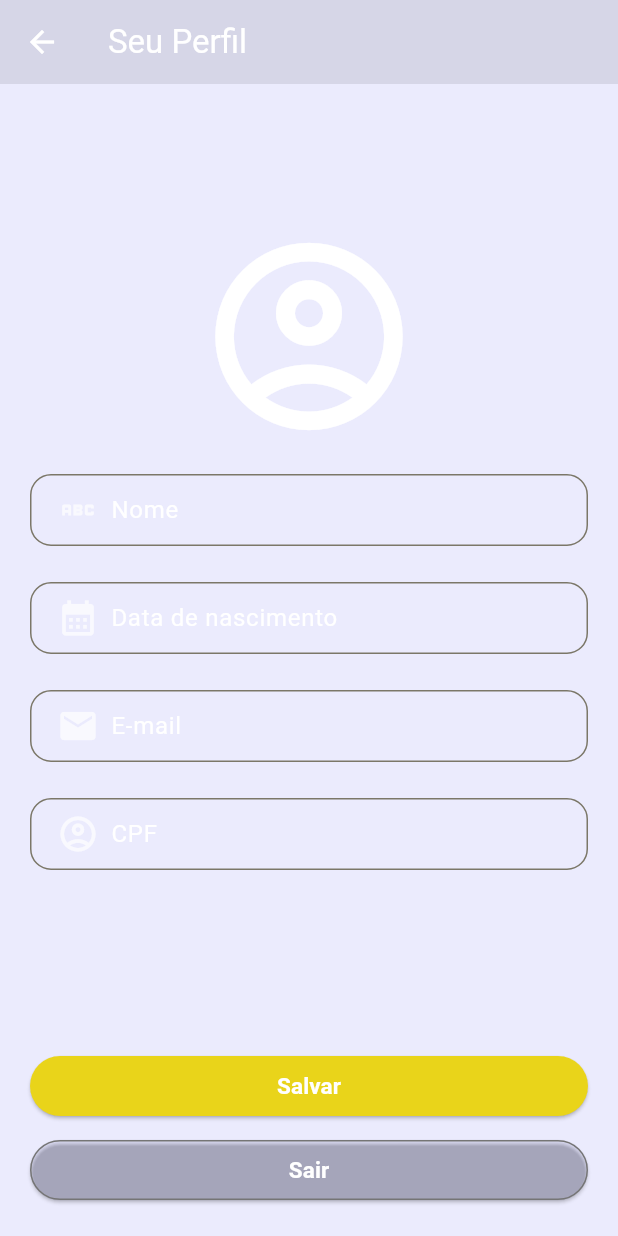
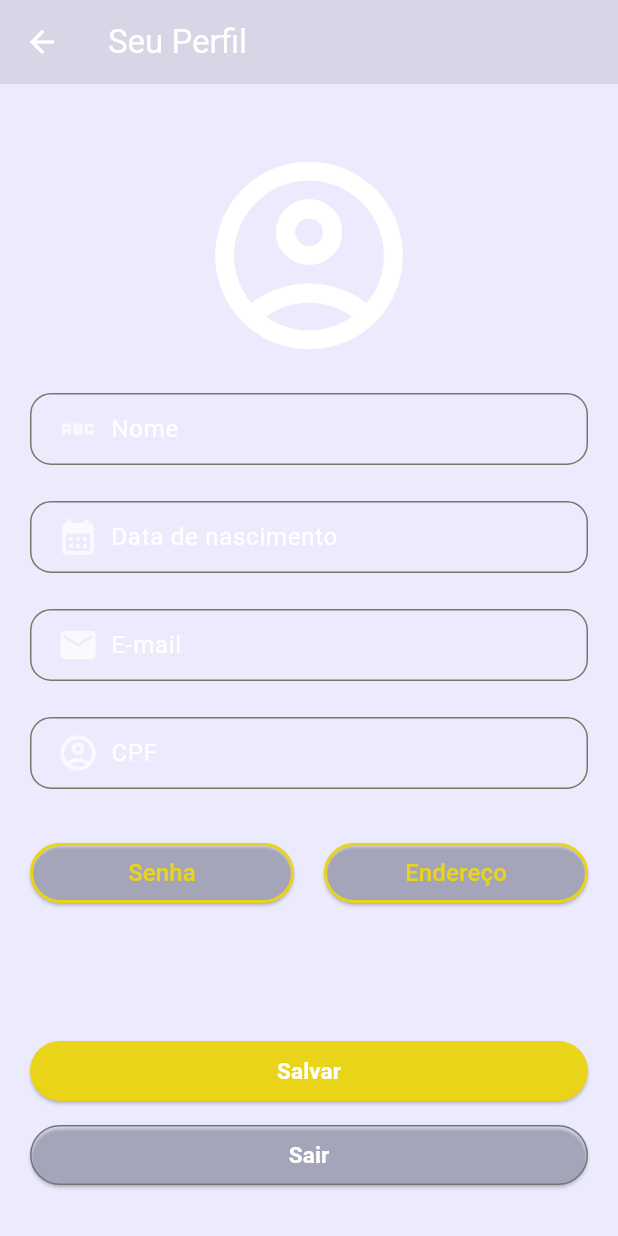
Before and after one commit to joao-montanari/santa-dose, a Flutter app: the User screen opened directly, on a phone screen of 412 x 824 dp. Run offline on Flutter 3.47's test engine with Material 2 defaults, Android fonts, the phone set to English and light mode, and no system bars.

Commit message:
new feactures and screens

```diff
--- a/mobile/lib/screens/home.dart
+++ b/mobile/lib/screens/home.dart
@@ -22,7 +22,7 @@ class _Home extends State<Home> {
     return Scaffold(
       backgroundColor: const Color.fromARGB(23, 28, 33, 1000),
       appBar: const TopBar(),
-      bottomNavigationBar: const BottomBar(),
+      bottomNavigationBar: const BottomBar(select: 'home'),
       body: SafeArea(
         child: Column(
           children: [
--- a/mobile/lib/screens/user.dart
+++ b/mobile/lib/screens/user.dart
@@ -75,6 +75,67 @@ class _User extends State<User> {
                         icon: Icons.account_circle_outlined,
                       ),
                     ),
+                    Padding(
+                      padding: const EdgeInsets.symmetric(vertical: 20),
+                      child: Row(
+                        children: [
+                          Expanded(
+                            flex: 2,
+                            child: Padding(
+                              padding: const EdgeInsets.only(right: 10, left: 20),
+                              child: ElevatedButton(
+                                style: const ButtonStyle(
+                                  backgroundColor: MaterialStatePropertyAll(
+                                    Color.fromARGB(10, 28, 31, 232),
+                                  ),
+                                  side: MaterialStatePropertyAll(
+                                    BorderSide(
+                                      width: 2,
+                                      color: Color.fromRGBO(233, 212, 26, 1),
+                                    )
+                                  ),
+                                ),
+                                onPressed: (){},
+                                child: const Text(
+                                  'Senha',
+                                  style: TextStyle(
+                                    color: Color.fromRGBO(233, 212, 26, 1),
+                                    fontSize: 16
+                                  ),
+                                ),
+                              ),
+                            ),
+                          ),
+                          Expanded(
+                            flex: 2,
+                            child: Padding(
+                              padding: const EdgeInsets.only(right: 20, left: 10),
+                              child: ElevatedButton(
+                                style: const ButtonStyle(
+                                  backgroundColor: MaterialStatePropertyAll(
+                                    Color.fromARGB(10, 28, 31, 232),
+                                  ),
+                                  side: MaterialStatePropertyAll(
+                                    BorderSide(
+                                      width: 2,
+                                      color: Color.fromRGBO(233, 212, 26, 1),
+                                    )
+                                  ),
+                                ),
+                                onPressed: (){},
+                                child: const Text(
+                                  'Endereço',
+                                  style: TextStyle(
+                                    color: Color.fromRGBO(233, 212, 26, 1),
+                                    fontSize: 16
+                                  ),
+                                ),
+                              ),
+                            ),
+                          ),
+                        ],
+                      ),
+                    ),
                   ],
                 ),
               ),
@@ -83,7 +144,7 @@ class _User extends State<User> {
         ],
       ),
       bottomNavigationBar: Padding(
-        padding: const EdgeInsets.symmetric(horizontal: 20, vertical: 20),
+        padding: const EdgeInsets.symmetric(horizontal: 20, vertical: 30),
         child: Column(
           mainAxisSize: MainAxisSize.min,
           children: [
```
Also changed, not shown: mobile/lib/components/bottom_bar.dart (+19 -6 lines), mobile/lib/screens/cart.dart (added, +57 -0 lines), mobile/lib/screens/adresses.dart (added), mobile/lib/screens/password.dart (added).
